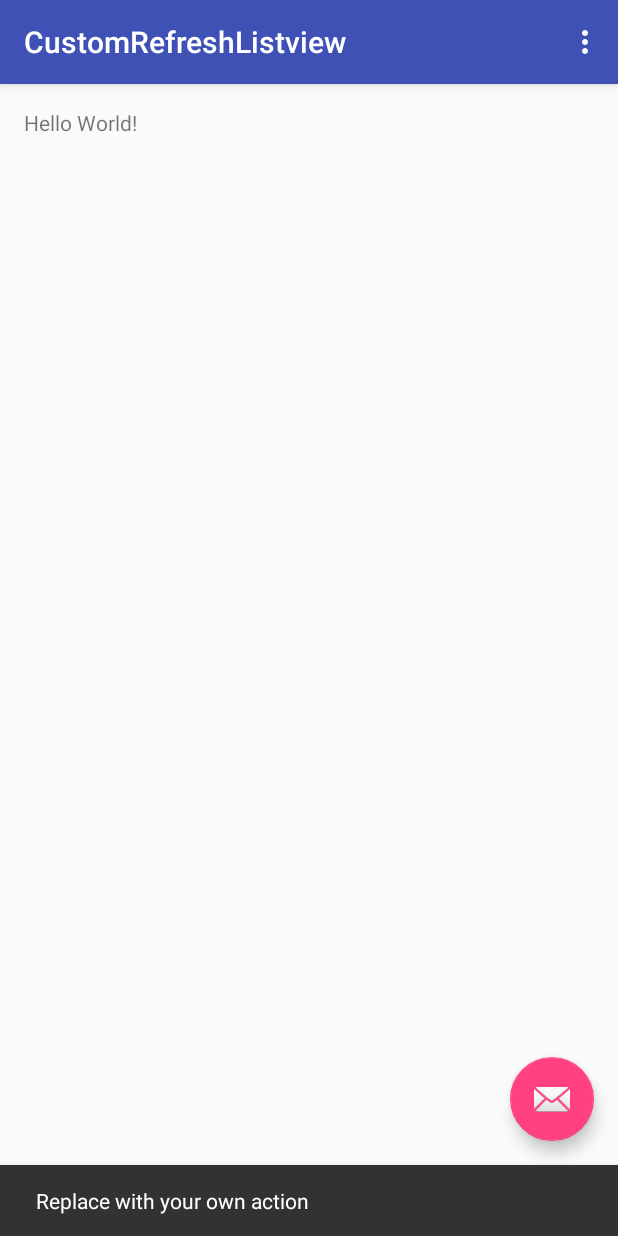
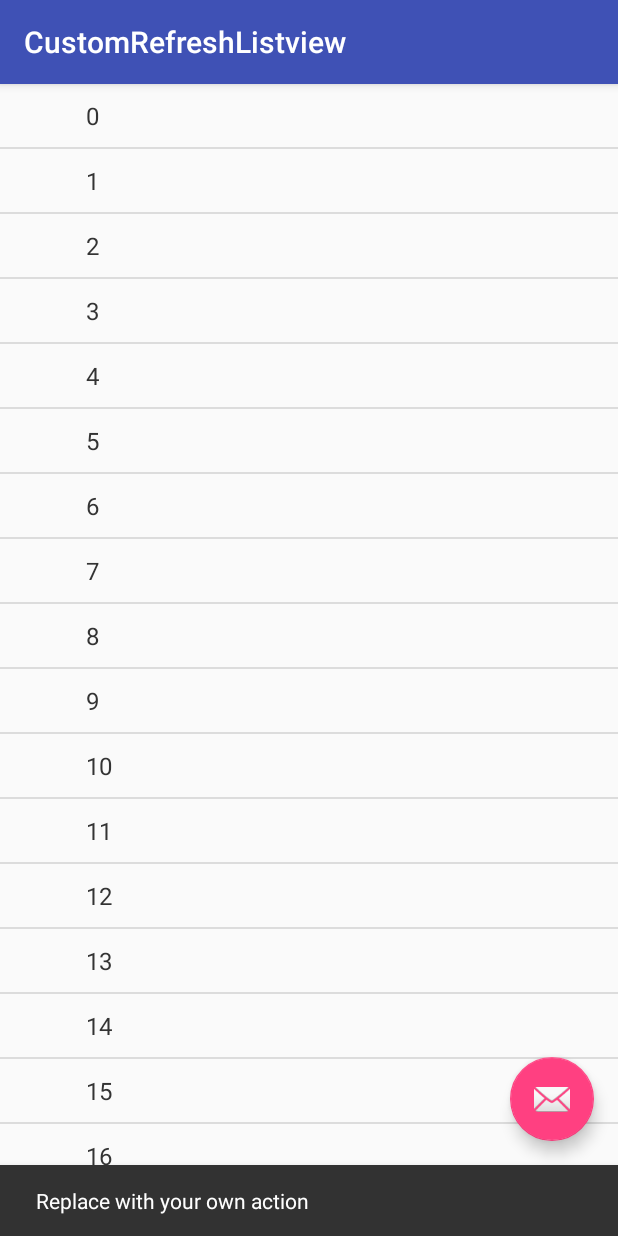
Before and after one commit to RiverLi99/CustomRefreshListview, an Android app: the screen it shows after launch (MainActivity), after a tap on an icon or button, on a phone screen of 412 x 824 dp. Run offline under Robolectric (Android 15) with nearby library versions, the phone set to English and light mode, and no system bars.

Commit message:
自定义ListView初步建立

```diff
--- a/app/src/main/java/com/nd/river/customrefreshlistview/MainActivity.java
+++ b/app/src/main/java/com/nd/river/customrefreshlistview/MainActivity.java
@@ -1,23 +1,51 @@
 package com.nd.river.customrefreshlistview;
 
+import android.content.Context;
 import android.os.Bundle;
 import android.support.design.widget.FloatingActionButton;
 import android.support.design.widget.Snackbar;
 import android.support.v7.app.AppCompatActivity;
 import android.support.v7.widget.Toolbar;
 import android.view.View;
-import android.view.Menu;
-import android.view.MenuItem;
 
-public class MainActivity extends AppCompatActivity {
+import com.nd.river.customrefreshlistview.adapter.HrProfileSearchAdapter;
+import com.nd.river.customrefreshlistview.customview.RefreshListView;
+
+import java.util.ArrayList;
+import java.util.List;
+
+public class MainActivity extends AppCompatActivity implements RefreshListView.OnRefreshListener {
+
+    private Context mContext;
+    private RefreshListView mRefreshListView;
+
+    private int mDataCount;
 
     @Override
     protected void onCreate(Bundle savedInstanceState) {
         super.onCreate(savedInstanceState);
         setContentView(R.layout.activity_main);
+
+        initParams();
+        initViews();
+        initEvents();
+    }
+
+    private void initParams() {
+        mContext = this;
+        mDataCount = 0;
+    }
+
+    private void initViews() {
         Toolbar toolbar = (Toolbar) findViewById(R.id.toolbar);
         setSupportActionBar(toolbar);
 
+        mRefreshListView = (RefreshListView) this.findViewById(R.id.lv_test);
+        HrProfileSearchAdapter adapter = new HrProfileSearchAdapter(mContext, getInitData());
+        mRefreshListView.setAdapter(adapter);
+    }
+
+    private void initEvents() {
         FloatingActionButton fab = (FloatingActionButton) findViewById(R.id.fab);
         fab.setOnClickListener(new View.OnClickListener() {
             @Override
@@ -26,27 +54,36 @@ public class MainActivity extends AppCompatActivity {
                         .setAction("Action", null).show();
             }
         });
+
+        mRefreshListView.setOnRefreshListener(this);
+    }
+
+    private List<Integer> getInitData() {
+        List<Integer> dataList = new ArrayList<>();
+        for (int i = 0; i < 20; i++) {
+            dataList.add(i);
+        }
+        return dataList;
+    }
+
+    private List<Integer> getNewData(List<Integer> dataList) {
+        for (int i = 0; i < 10; i++) {
+            dataList.add(i);
+        }
+        return dataList;
     }
 
     @Override
-    public boolean onCreateOptionsMenu(Menu menu) {
-        // Inflate the menu; this adds items to the action bar if it is present.
-        getMenuInflater().inflate(R.menu.menu_main, menu);
-        return true;
-    }
+    public void onLoadingMore() {
+        try {
+            Thread.sleep(1000);
+        } catch (InterruptedException e) {
+            e.printStackTrace();
+        }
+        if (mDataCount > 2) {
+            //没有更多数据
+        } else {
 
-    @Override
-    public boolean onOptionsItemSelected(MenuItem item) {
-        // Handle action bar item clicks here. The action bar will
-        // automatically handle clicks on the Home/Up button, so long
-        // as you specify a parent activity in AndroidManifest.xml.
-        int id = item.getItemId();
-
-        //noinspection SimplifiableIfStatement
-        if (id == R.id.action_settings) {
-            return true;
         }
-
-        return super.onOptionsItemSelected(item);
     }
 }
--- /dev/null
+++ b/app/src/main/java/com/nd/river/customrefreshlistview/adapter/HrProfileSearchAdapter.java
@@ -0,0 +1,73 @@
+package com.nd.river.customrefreshlistview.adapter;
+
+import android.content.Context;
+import android.view.LayoutInflater;
+import android.view.View;
+import android.view.ViewGroup;
+import android.widget.BaseAdapter;
+import android.widget.TextView;
+
+import com.nd.river.customrefreshlistview.R;
+
+import java.util.List;
+
+/**
+ * Created by RiverLi on 2016/10/12 0012.
+ */
+public class HrProfileSearchAdapter extends BaseAdapter {
+
+    private Context mContext;
+    private List<Integer> mDataList;
+    private LayoutInflater mInflater;
+
+    public HrProfileSearchAdapter(Context context, List<Integer> mDataList) {
+        this.mContext = context;
+        this.mDataList = mDataList;
+        this.mInflater = LayoutInflater.from(mContext);
+    }
+
+    @Override
+    public int getCount() {
+        return mDataList.size();
+    }
+
+    @Override
+    public Object getItem(int position) {
+        return mDataList != null ? mDataList.get(position) : null;
+    }
+
+    @Override
+    public long getItemId(int position) {
+        return position;
+    }
+
+    @Override
+    public View getView(int position, View convertView, ViewGroup parent) {
+        ViewHolder holder;
+        if (convertView == null) {
+            convertView = mInflater.inflate(R.layout.hrprofile_item_search_employee, null);
+            holder = new ViewHolder(convertView);
+            convertView.setTag(holder);
+        } else {
+            holder = (ViewHolder) convertView.getTag();
+        }
+
+        holder.searchNameText.setText(position + "");
+        return convertView;
+    }
+
+
+//    public void updateListView(final List<SearchItem> dataList) {
+//        mDataList = dataList;
+//        this.notifyDataSetChanged();
+//    }
+
+    public class ViewHolder {
+
+        TextView searchNameText;
+
+        public ViewHolder(View itemView) {
+            searchNameText = (TextView) itemView.findViewById(R.id.tv_search_name);
+        }
+    }
+}
--- /dev/null
+++ b/app/src/main/java/com/nd/river/customrefreshlistview/customview/RefreshListView.java
@@ -0,0 +1,205 @@
+package com.nd.river.customrefreshlistview.customview;
+
+
+import android.content.Context;
+import android.content.res.TypedArray;
+import android.graphics.PorterDuff;
+import android.graphics.drawable.Drawable;
+import android.support.v4.content.ContextCompat;
+import android.util.AttributeSet;
+import android.util.TypedValue;
+import android.view.Gravity;
+import android.view.View;
+import android.widget.AbsListView;
+import android.widget.LinearLayout;
+import android.widget.ListView;
+import android.widget.ProgressBar;
+import android.widget.TextView;
+
+import com.nd.river.customrefreshlistview.R;
+
+public class RefreshListView extends ListView implements AbsListView.OnScrollListener {
+
+    private Context mContext;
+    private View footerView;
+    private OnRefreshListener mOnRefreshListener;
+
+    private boolean isScrollToBottom;
+    private boolean isLoadingMore;
+    private int firstVisibleItem;
+
+    private boolean isFooterEnable;
+    private String mLoadMoreText;
+    private float mLoadMoreTextSize;
+    private int mLoadMoreTextColor;
+    private int mLoadMoreBarWidth;
+    private int mLoadMoreBarHeight;
+
+    public RefreshListView(Context context) {
+        super(context);
+        initParams(context);
+        initViews();
+        initEvents();
+    }
+
+    public RefreshListView(Context context, AttributeSet attrs) {
+        super(context, attrs);
+        getAttrs(context, attrs);
+        initParams(context);
+        initViews();
+        initEvents();
+    }
+
+    public RefreshListView(Context context, AttributeSet attrs, int defStyleAttr) {
+        super(context, attrs, defStyleAttr);
+        getAttrs(context, attrs);
+        initParams(context);
+        initViews();
+        initEvents();
+    }
+
+    private void getAttrs(Context context, AttributeSet attrs) {
+        TypedArray ta = context.obtainStyledAttributes(attrs, R.styleable.RefreshListView);
+        isFooterEnable = ta.getBoolean(R.styleable.RefreshListView_isFooterEnable, true);
+
+        mLoadMoreText = ta.getString(R.styleable.RefreshListView_loadMoreText);
+        mLoadMoreTextSize = ta.getDimensionPixelSize(R.styleable.RefreshListView_loadMoreTextSize
+                , getResources().getDimensionPixelSize(R.dimen.sixteen_text_size));
+        mLoadMoreTextColor = ta.getColor(R.styleable.RefreshListView_loadMoreTextColor
+                , ContextCompat.getColor(context, R.color.dimGray));
+
+        mLoadMoreBarWidth = (int) ta.getDimension(R.styleable.RefreshListView_loadMoreBarWidth
+                , getResources().getDimension(R.dimen.pb_load_more_size));
+        mLoadMoreBarHeight = (int) ta.getDimension(R.styleable.RefreshListView_loadMoreBarHeight
+                , getResources().getDimension(R.dimen.pb_load_more_size));
+        ta.recycle();
+    }
+
+    private void initParams(Context context) {
+        mContext = context;
+        isLoadingMore = false;
+        if (null == mLoadMoreText || mLoadMoreText.equals("")) {
+            mLoadMoreText = getResources().getString(R.string.load_more_label);
+        }
+    }
+
+    private void initViews() {
+        if (isFooterEnable) {
+            LinearLayout footerParent = new LinearLayout(this.getContext());
+            footerParent.setGravity(Gravity.CENTER);
+            footerView = customFooterView();
+            footerParent.addView(footerView);
+            this.addFooterView(footerParent);
+        }
+    }
+
+    private View customFooterView() {
+        //消除Header,Footer的View.GONE空白问题
+        LinearLayout footerLayout = new LinearLayout(mContext);
+        LinearLayout.LayoutParams params = new LinearLayout.LayoutParams(LinearLayout.LayoutParams.MATCH_PARENT
+                , LinearLayout.LayoutParams.MATCH_PARENT);
+        footerLayout.setLayoutParams(params);
+        footerLayout.setGravity(Gravity.CENTER);
+        footerLayout.setPadding(0, 15, 0, 15);
+
+        ProgressBar loadingBar = new ProgressBar(mContext);
+        LinearLayout.LayoutParams progressBarParams = new LinearLayout.LayoutParams(mLoadMoreBarWidth, mLoadMoreBarHeight);
+        progressBarParams.rightMargin = (int) getResources().getDimension(R.dimen.common_ten_dp);
+        loadingBar.setLayoutParams(progressBarParams);
+        loadingBar.setIndeterminate(true);
+        Drawable drawable = new ProgressBar(mContext).getIndeterminateDrawable().mutate();
+        drawable.setColorFilter(mLoadMoreTextColor, PorterDuff.Mode.SRC_IN);
+        loadingBar.setIndeterminateDrawable(drawable);
+
+        TextView loadingText = new TextView(mContext);
+        loadingText.setText(mLoadMoreText);
+        loadingText.setTextColor(mLoadMoreTextColor);
+        loadingText.setTextSize(TypedValue.COMPLEX_UNIT_PX, mLoadMoreTextSize);
+
+        footerLayout.addView(loadingBar);
+        footerLayout.addView(loadingText);
+
+        return footerLayout;
+    }
+
+    private void initEvents() {
+        setOnScrollListener(this);
+    }
+
+    /**
+     * 当滚动状态改变时回调
+     */
+    @Override
+    public void onScrollStateChanged(AbsListView view, int scrollState) {
+        if (scrollState == OnScrollListener.SCROLL_STATE_IDLE && firstVisibleItem != 0) {
+            if (isFooterEnable && isScrollToBottom && !isLoadingMore) {
+
+                isLoadingMore = true;
+                this.setSelection(this.getCount() - 1);
+
+                if (mOnRefreshListener != null) {
+                    mOnRefreshListener.onLoadingMore();
+                }
+            }
+        }
+    }
+
+    /**
+     * 当滚动时调用
+     *
+     * @param firstVisibleItem 当前屏幕显示在顶部的item的position
+     * @param visibleItemCount 当前屏幕显示了多少个条目的总数
+     * @param totalItemCount   ListView的总条目的总数
+     */
+    @Override
+    public void onScroll(AbsListView view, int firstVisibleItem, int visibleItemCount,
+                         int totalItemCount) {
+        this.firstVisibleItem = firstVisibleItem;
+
+        if (isFooterEnable && footerView != null) {
+            //判断可视Item是否能在当前页面完全显示(去除footView)
+            if (visibleItemCount == totalItemCount) {
+                footerView.setVisibility(View.GONE);
+            } else {
+                footerView.setVisibility(View.VISIBLE);
+            }
+
+            if (getLastVisiblePosition() == totalItemCount - 1) {
+                isScrollToBottom = true;
+            } else {
+                isScrollToBottom = false;
+            }
+        }
+    }
+
+    /**
+     * 设置刷新监听事件
+     *
+     * @param listener
+     */
+
+    public void setOnRefreshListener(OnRefreshListener listener) {
+        mOnRefreshListener = listener;
+    }
+
+    /**
+     * 隐藏脚布局
+     */
+    public void hideFooterView(boolean isFooterEnable) {
+        isLoadingMore = false;
+        footerView.setVisibility(View.GONE);
+        this.isFooterEnable = isFooterEnable;
+    }
+
+    public interface OnRefreshListener {
+
+        /**
+         * 上拉加载更多
+         */
+        void onLoadingMore();
+    }
+
+    public void setFooterEnable(boolean footerEnable) {
+        isFooterEnable = footerEnable;
+    }
+}
--- a/app/src/main/res/layout/content_main.xml
+++ b/app/src/main/res/layout/content_main.xml
@@ -5,16 +5,14 @@
     android:id="@+id/content_main"
     android:layout_width="match_parent"
     android:layout_height="match_parent"
-    android:paddingBottom="@dimen/activity_vertical_margin"
-    android:paddingLeft="@dimen/activity_horizontal_margin"
-    android:paddingRight="@dimen/activity_horizontal_margin"
-    android:paddingTop="@dimen/activity_vertical_margin"
     app:layout_behavior="@string/appbar_scrolling_view_behavior"
     tools:context="com.nd.river.customrefreshlistview.MainActivity"
     tools:showIn="@layout/activity_main">
 
-    <TextView
-        android:layout_width="wrap_content"
-        android:layout_height="wrap_content"
-        android:text="Hello World!" />
+    <com.nd.river.customrefreshlistview.customview.RefreshListView
+        android:id="@+id/lv_test"
+        android:layout_width="match_parent"
+        android:layout_height="match_parent"
+        android:descendantFocusability="blocksDescendants"
+        android:scrollbars="none" />
 </RelativeLayout>
--- /dev/null
+++ b/app/src/main/res/layout/hrprofile_item_search_employee.xml
@@ -0,0 +1,17 @@
+<?xml version="1.0" encoding="utf-8"?>
+<LinearLayout xmlns:android="http://schemas.android.com/apk/res/android"
+    android:layout_width="wrap_content"
+    android:layout_height="wrap_content"
+    android:orientation="horizontal"
+    android:paddingBottom="10dp"
+    android:paddingLeft="57dp"
+    android:paddingTop="10dp">
+
+    <TextView
+        android:id="@+id/tv_search_name"
+        android:layout_width="wrap_content"
+        android:layout_height="wrap_content"
+        android:text="name"
+        android:textColor="#333333"
+        android:textSize="16sp" />
+</LinearLayout>
--- /dev/null
+++ b/app/src/main/res/values/attrs.xml
@@ -0,0 +1,11 @@
+<?xml version="1.0" encoding="utf-8"?>
+<resources>
+    <declare-styleable name="RefreshListView">
+        <attr name="isFooterEnable" format="boolean" />
+        <attr name="loadMoreText" format="string" />
+        <attr name="loadMoreTextSize" format="dimension" />
+        <attr name="loadMoreTextColor" format="color" />
+        <attr name="loadMoreBarWidth" format="dimension" />
+        <attr name="loadMoreBarHeight" format="dimension" />
+    </declare-styleable>
+</resources>
--- a/app/src/main/res/values/colors.xml
+++ b/app/src/main/res/values/colors.xml
@@ -3,4 +3,6 @@
     <color name="colorPrimary">#3F51B5</color>
     <color name="colorPrimaryDark">#303F9F</color>
     <color name="colorAccent">#FF4081</color>
+
+    <color name="dimGray">#696969</color>
 </resources>
--- a/app/src/main/res/values/dimens.xml
+++ b/app/src/main/res/values/dimens.xml
@@ -3,4 +3,9 @@
     <dimen name="activity_horizontal_margin">16dp</dimen>
     <dimen name="activity_vertical_margin">16dp</dimen>
     <dimen name="fab_margin">16dp</dimen>
+
+    <dimen name="pb_load_more_size">25dp</dimen>
+    <dimen name="common_ten_dp">10dp</dimen>
+
+    <dimen name="sixteen_text_size">16sp</dimen>
 </resources>
--- a/app/src/main/res/values/strings.xml
+++ b/app/src/main/res/values/strings.xml
@@ -1,4 +1,6 @@
 <resources>
     <string name="app_name">CustomRefreshListview</string>
     <string name="action_settings">Settings</string>
+
+    <string name="load_more_label">数据加载中...</string>
 </resources>
```
